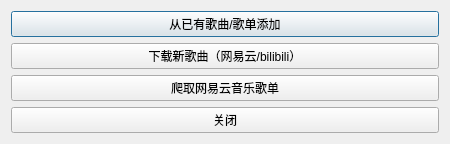
This is ui/add_music_dialog.ui in shicj0927/EasyMusicPlus as Qt 5 draws it before an edit. The edited form follows.
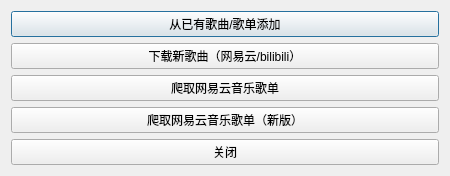
This is the edited form.

Commit message: 升级歌单下载器，但保存路径有bug

```diff
--- a/ui/add_music_dialog.ui
+++ b/ui/add_music_dialog.ui
@@ -7,7 +7,7 @@
     <x>0</x>
     <y>0</y>
     <width>450</width>
-    <height>140</height>
+    <height>172</height>
    </rect>
   </property>
   <property name="windowTitle">
@@ -35,6 +35,13 @@
      </property>
     </widget>
    </item>
+   <item>
+    <widget class="QPushButton" name="qPushButton_netease_list_download">
+     <property name="text">
+      <string>爬取网易云音乐歌单（新版）</string>
+     </property>
+    </widget>
+   </item>
    <item>
     <widget class="QPushButton" name="qPushButton_quit">
      <property name="text">
```
The commit also changes 12 other files.
